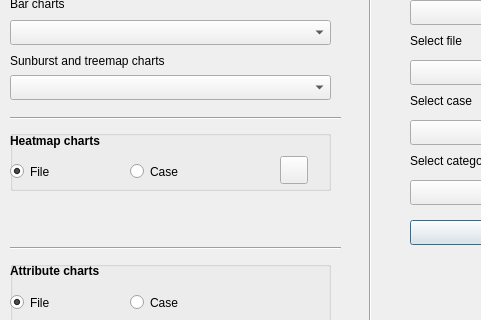
ccbogel/QualCoder, file GUI_UIs/ui_dialog_charts.ui: the form before one commit; both pictures show x 0 to 481 and y 130 to 450 of the 1011 by 597 pixel window.
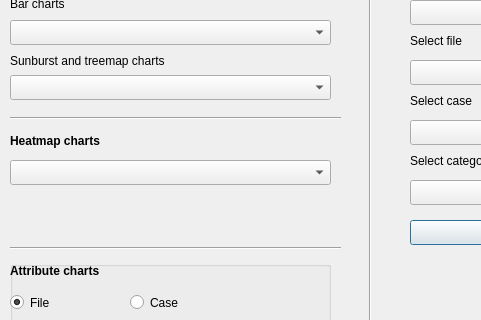
The form after the commit.

```diff
--- a/GUI_UIs/ui_dialog_charts.ui
+++ b/GUI_UIs/ui_dialog_charts.ui
@@ -459,67 +459,6 @@
     <enum>Qt::Horizontal</enum>
    </property>
   </widget>
-  <widget class="QGroupBox" name="groupBox_heatmaps">
-   <property name="geometry">
-    <rect>
-     <x>10</x>
-     <y>260</y>
-     <width>321</width>
-     <height>61</height>
-    </rect>
-   </property>
-   <property name="maximumSize">
-    <size>
-     <width>16777215</width>
-     <height>16777215</height>
-    </size>
-   </property>
-   <property name="title">
-    <string/>
-   </property>
-   <widget class="QRadioButton" name="radioButton_heatmap_file">
-    <property name="geometry">
-     <rect>
-      <x>0</x>
-      <y>30</y>
-      <width>112</width>
-      <height>23</height>
-     </rect>
-    </property>
-    <property name="text">
-     <string>File</string>
-    </property>
-    <property name="checked">
-     <bool>true</bool>
-    </property>
-   </widget>
-   <widget class="QRadioButton" name="radioButton_heatmap_case">
-    <property name="geometry">
-     <rect>
-      <x>120</x>
-      <y>30</y>
-      <width>112</width>
-      <height>23</height>
-     </rect>
-    </property>
-    <property name="text">
-     <string>Case</string>
-    </property>
-   </widget>
-   <widget class="QPushButton" name="pushButton_heatmap">
-    <property name="geometry">
-     <rect>
-      <x>270</x>
-      <y>26</y>
-      <width>28</width>
-      <height>28</height>
-     </rect>
-    </property>
-    <property name="text">
-     <string/>
-    </property>
-   </widget>
-  </widget>
   <widget class="Line" name="line_4">
    <property name="geometry">
     <rect>
@@ -533,6 +472,16 @@
     <enum>Qt::Horizontal</enum>
    </property>
   </widget>
+  <widget class="QComboBox" name="comboBox_heatmap">
+   <property name="geometry">
+    <rect>
+     <x>10</x>
+     <y>290</y>
+     <width>321</width>
+     <height>25</height>
+    </rect>
+   </property>
+  </widget>
   <zorder>groupBox</zorder>
   <zorder>groupBox_heatmaps</zorder>
   <zorder>label_info</zorder>
```
Left out of the diff: 2 changed lines with no effect on the pictures.
